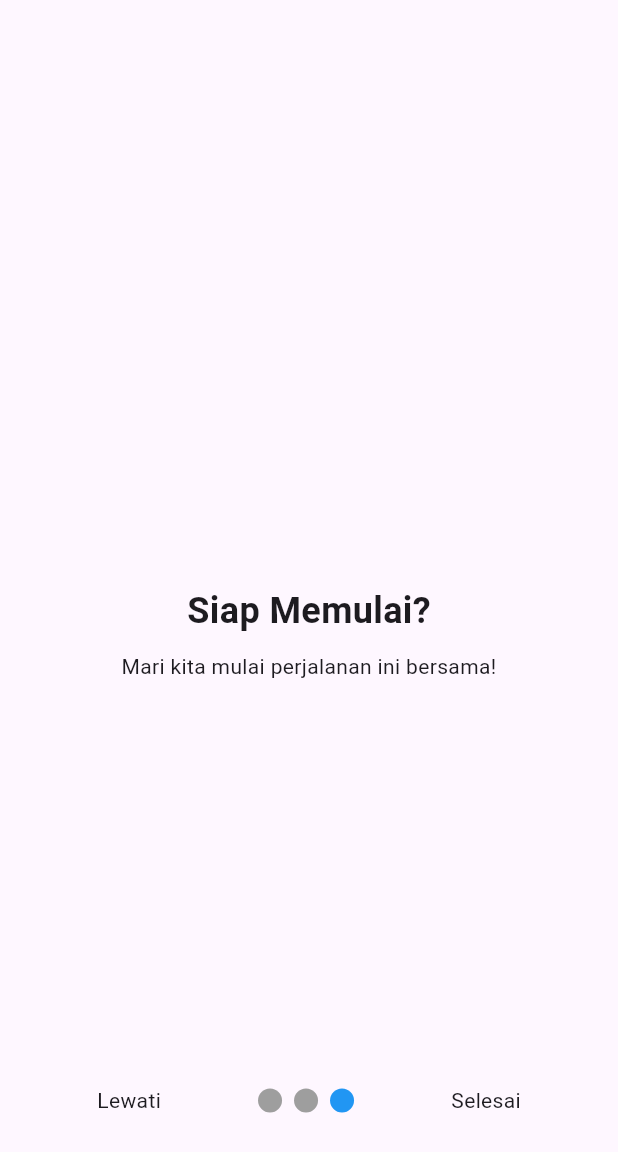
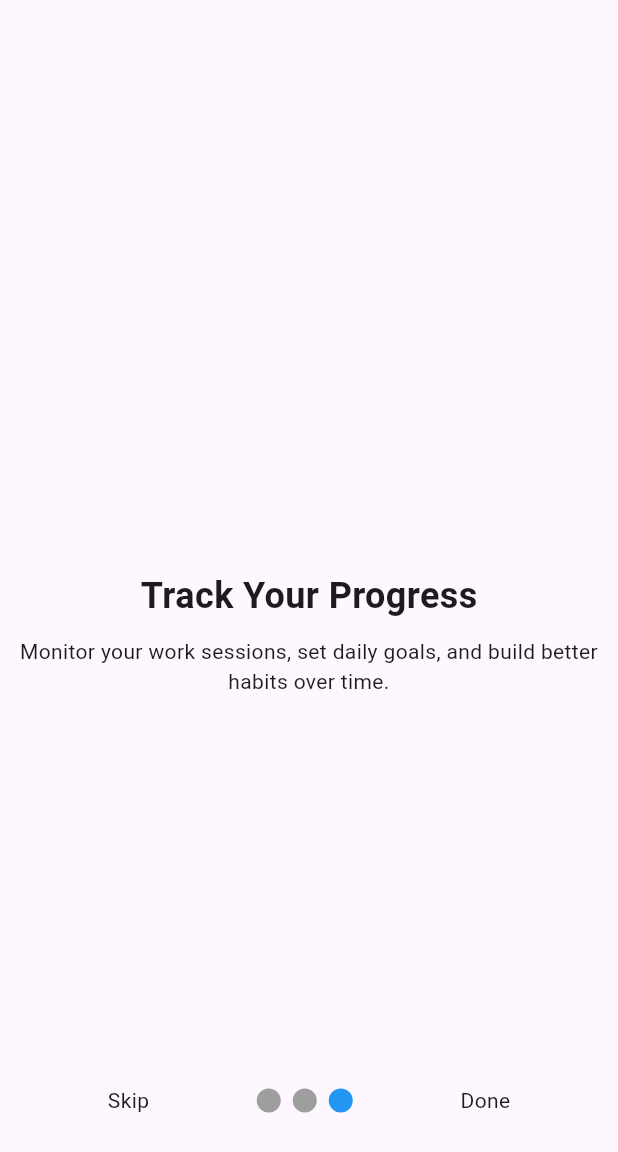
Before and after one commit to mfdpdev/pomodoro-app, a Flutter app: the screen it shows after launch, swiped to page 3, on a phone screen of 412 x 824 dp. Shown: the top 1152 px of the screen. Run offline on Flutter 3.47's test engine with Material 3 defaults, Android fonts, the phone set to English and light mode, and no system bars; drawn by our look-alikes of smooth_page_indicator; our stand-ins replace flutter_local_notifications.

Commit message:
feat(onboarding screen): Change information on the onboarding screen

```diff
--- a/lib/main.dart
+++ b/lib/main.dart
@@ -70,18 +70,18 @@ class _OnboardingScreenState extends State<OnboardingScreen>{
             },
             children: [
                IntroPage(
-                title: 'Selamat Datang!',
-                description: 'Aplikasi ini akan mempermudah hidup Anda.',
+                title: 'Welcome to FocusFlow',
+                description: 'Boost your productivity using the proven Pomodoro Technique. Stay focused, take, breaks, and get more done.',
                 // imagePath: 'assets/images/intro1.png',
               ),
               IntroPage(
-                title: 'Temukan Fitur Baru',
-                description: 'Jelajahi berbagai fitur keren yang kami sediakan.',
+                title: 'Work Smarter, Not Harder',
+                description: 'Break your tasks into 25-minute focus sessions with short breaks in between. Say goodbye to burnout and distractions.',
                 // imagePath: 'assets/images/intro2.png',
               ),
               IntroPage(
-                title: 'Siap Memulai?',
-                description: 'Mari kita mulai perjalanan ini bersama!',
+                title: 'Track Your Progress',
+                description: 'Monitor your work sessions, set daily goals, and build better habits over time.',
                 // imagePath: 'assets/images/intro3.png',
               ),
             ]
@@ -100,7 +100,7 @@ class _OnboardingScreenState extends State<OnboardingScreen>{
                       )
                     );
                   },
-                  child: const Text('Lewati')
+                  child: const Text('Skip')
                 ),
 
                 SmoothPageIndicator(
@@ -120,7 +120,7 @@ class _OnboardingScreenState extends State<OnboardingScreen>{
                       )
                     );
                   },
-                  child: const Text('Selesai')
+                  child: const Text('Done')
                 ) : GestureDetector(
                   onTap: (){
                     _controller.nextPage(
@@ -128,7 +128,7 @@ class _OnboardingScreenState extends State<OnboardingScreen>{
                       curve: Curves.easeIn,
                     );
                   },
-                  child: const Text('Lanjutkan')
+                  child: const Text('Next')
                 )
               ]
             )
```
